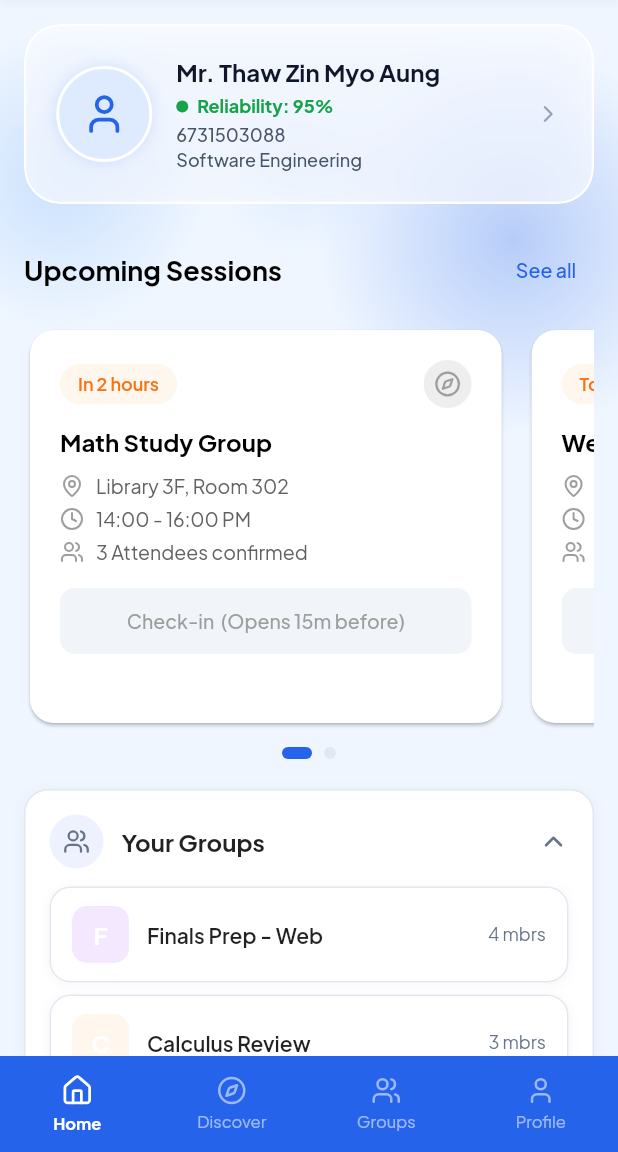
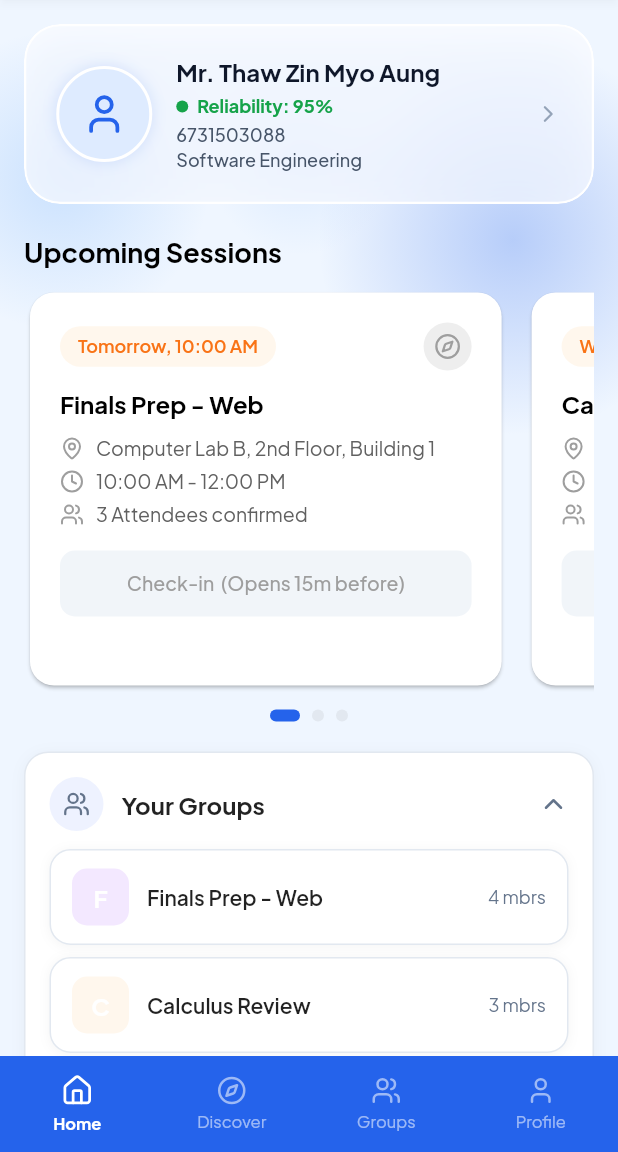
Before and after one commit to Thaw-Zin-Myo-Aung/studysync, a Flutter app: the screen it shows after launch, after a tap on "Create Account", on a phone screen of 412 x 824 dp, the part 84-1236 px from its top. Run offline on Flutter 3.47's test engine with Material 3 defaults, Android fonts, the phone set to English and light mode, and no system bars; our stand-ins replace go_router, google_fonts, lucide_icons_flutter.

Commit message:
Implemented state for upcoming session

```diff
--- a/lib/features/home/screens/home_screen.dart
+++ b/lib/features/home/screens/home_screen.dart
@@ -145,7 +145,7 @@ class HomeScreen extends StatelessWidget {
                     major: 'Software Engineering',
                   ),
                   const SizedBox(height: 20),
-                  UpcomingSessionsSection(onSeeAll: () {}),
+                  const UpcomingSessionsSection(),
                   const SizedBox(height: 20),
                   YourGroupsSection(groups: mockGroups, onCreateGroup: () {}),
                   const SizedBox(height: 20),
--- a/lib/features/home/widgets/upcoming_sessions_section.dart
+++ b/lib/features/home/widgets/upcoming_sessions_section.dart
@@ -1,56 +1,45 @@
 import 'package:flutter/material.dart';
+import 'package:go_router/go_router.dart';
+import '../../../core/constants/route_constants.dart';
 import '../../../core/theme/app_colors.dart';
+import '../../groups/models/group_model.dart';
 import 'upcoming_session_card.dart';
 
 class UpcomingSessionsSection extends StatefulWidget {
-  final VoidCallback onSeeAll;
-
-  const UpcomingSessionsSection({super.key, required this.onSeeAll});
+  const UpcomingSessionsSection({super.key});
 
   @override
-  State<UpcomingSessionsSection> createState() => _UpcomingSessionsSectionState();
+  State<UpcomingSessionsSection> createState() =>
+      _UpcomingSessionsSectionState();
 }
 
 class _UpcomingSessionsSectionState extends State<UpcomingSessionsSection> {
   int _currentPage = 0;
 
-  final List<Map<String, dynamic>> sessions = [
-    {
-      'groupName': 'Math Study Group',
-      'timeUntil': 'In 2 hours',
-      'location': 'Library 3F, Room 302',
-      'timeRange': '14:00 - 16:00 PM',
-      'attendeeCount': 3,
+  /// Derive session cards directly from mockGroups — single source of truth.
+  /// When backend is added, replace mockGroups with the API response here only.
+  List<Map<String, dynamic>> get _sessions => mockGroups.map((g) => {
+        'groupId': g.id,
+        'groupName': g.name,
+        'timeUntil': g.nextSession,
+        'location': g.upcomingLocation,
+        'locationDetail': g.upcomingLocationDetail,
+        'timeRange': g.upcomingTimeRange,
+        'attendeeCount': g.upcomingAttendees,
         'canCheckIn': false,
-    },
-    {
-      'groupName': 'Web Dev Finals',
-      'timeUntil': 'Tomorrow',
-      'location': 'Online',
-      'timeRange': '2:00 - 4:00 PM',
-      'attendeeCount': 3,
-      'canCheckIn': false,
-    },
-  ];
+      }).toList();
 
   @override
   Widget build(BuildContext context) {
+    final sessions = _sessions;
+
     return Column(
       crossAxisAlignment: CrossAxisAlignment.start,
       children: [
-        // Header row
-        Row(
-          mainAxisAlignment: MainAxisAlignment.spaceBetween,
-          children: [
+        // Header
         const Text(
           'Upcoming Sessions',
           style: TextStyle(fontSize: 18, fontWeight: FontWeight.bold, color: Colors.black),
-            ),
-            TextButton(
-              onPressed: widget.onSeeAll,
-              child: const Text('See all', style: TextStyle(fontSize: 13, color: AppColors.primary)),
-            ),
-          ],
         ),
         const SizedBox(height: 12),
         // PageView carousel
@@ -63,13 +52,20 @@ class _UpcomingSessionsSectionState extends State<UpcomingSessionsSection> {
             onPageChanged: (index) => setState(() => _currentPage = index),
             itemBuilder: (_, i) => Padding(
               padding: const EdgeInsets.only(right: 12),
+              child: GestureDetector(
+                onTap: () => context.push(
+                  RouteConstants.groupDetail.replaceFirst(
+                      ':groupId', sessions[i]['groupId'] as String),
+                ),
                 child: UpcomingSessionCard(
                   groupName: sessions[i]['groupName'] as String,
                   timeUntil: sessions[i]['timeUntil'] as String,
-                location: sessions[i]['location'] as String,
+                  location:
+                      '${sessions[i]['location']}, ${sessions[i]['locationDetail']}',
                   timeRange: sessions[i]['timeRange'] as String,
                   attendeeCount: sessions[i]['attendeeCount'] as int,
                   canCheckIn: sessions[i]['canCheckIn'] as bool,
+                ),
               ),
             ),
           ),
```
Lines whose indentation alone changed are shown as unchanged.
